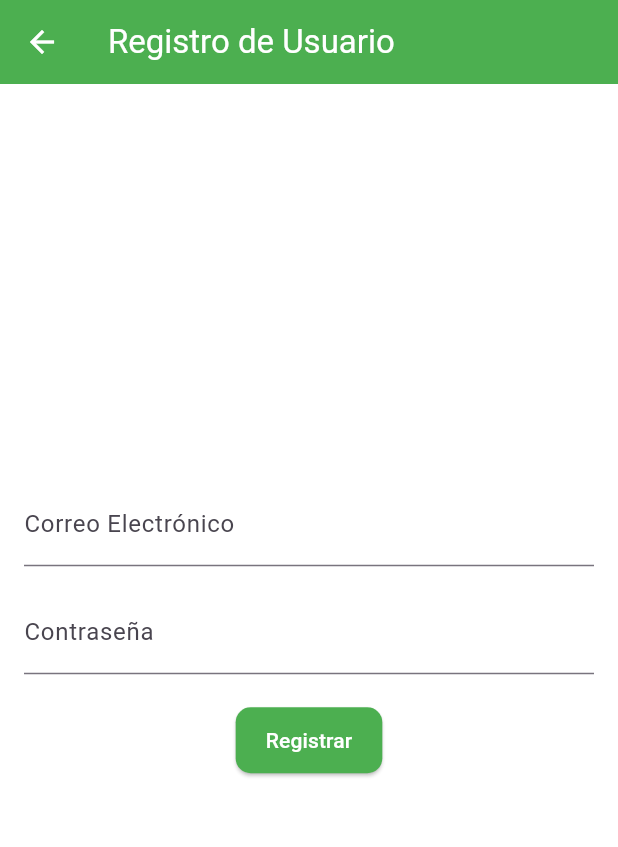
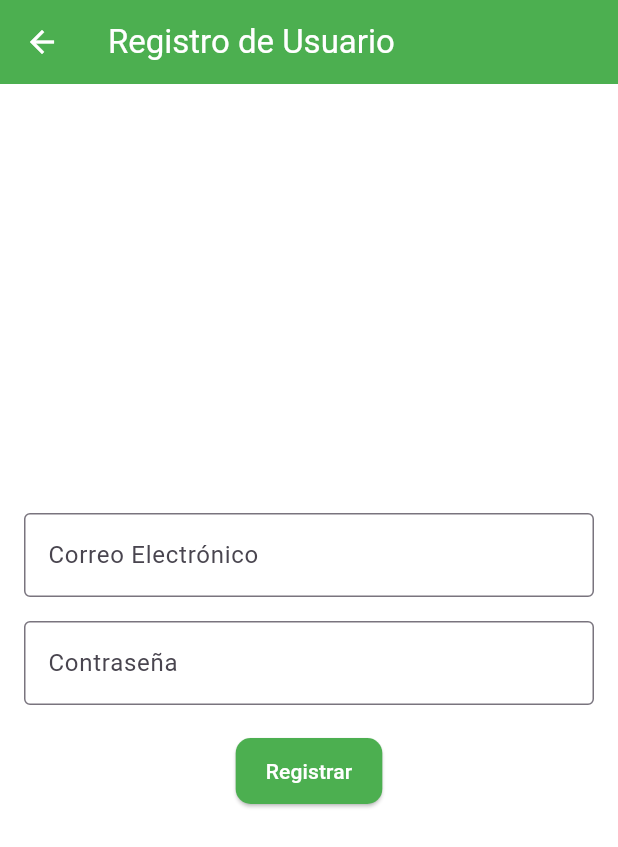
Before and after one commit to diegogj17/DiarioPersonal, a Flutter app: the screen it shows after launch, after a tap on "Registrarse", on a phone screen of 412 x 824 dp. Shown: the top 847 px of the screen. Run offline on Flutter 3.47's test engine with Material 3 defaults, Android fonts, the phone set to English and light mode, and no system bars; our stand-ins replace firebase_auth, firebase_core, sqflite, sqflite_common_ffi; accounts and stored records are empty.

Commit message:
main y register cambio de estilo

```diff
--- a/lib/main.dart
+++ b/lib/main.dart
@@ -7,7 +7,6 @@ import 'login.dart';
 import 'register.dart';
 
 void main() async {
-  // Initialize FFI
   sqfliteFfiInit();
   databaseFactory = databaseFactoryFfi;
 
@@ -24,16 +23,16 @@ class MyApp extends StatelessWidget {
     return MaterialApp(
       debugShowCheckedModeBanner: false,
       theme: ThemeData(
-        primaryColor: Colors.green, // Color principal
-        scaffoldBackgroundColor: Colors.white, // Fondo de la app
+        primaryColor: Colors.green,
+        scaffoldBackgroundColor: Colors.white,
         appBarTheme: AppBarTheme(
-          backgroundColor: Colors.green, // Color del AppBar
-          foregroundColor: Colors.white, // Color del texto en el AppBar
+          backgroundColor: Colors.green,
+          foregroundColor: Colors.white,
         ),
         elevatedButtonTheme: ElevatedButtonThemeData(
           style: ElevatedButton.styleFrom(
-            backgroundColor: Colors.green, // Color de los botones
-            foregroundColor: Colors.white, // Color del texto en botones
+            backgroundColor: Colors.green,
+            foregroundColor: Colors.white,
             padding: EdgeInsets.symmetric(horizontal: 20, vertical: 12),
             shape: RoundedRectangleBorder(
               borderRadius: BorderRadius.circular(10),
@@ -50,35 +49,24 @@ class MainScreen extends StatelessWidget {
   @override
   Widget build(BuildContext context) {
     return Scaffold(
-      appBar: AppBar(
-        title: const Text("Bienvenido a tu Diario Personal"),
-      ),
+      appBar: AppBar(title: const Text("Bienvenido a tu Diario Personal")),
       body: Center(
         child: Column(
           mainAxisAlignment: MainAxisAlignment.center,
           children: [
-            Image.asset(
-              'assets/images/logo.png',
-              width: 150,
-            ),
+            Image.asset('assets/images/logo.png', width: 150),
             SizedBox(height: 20),
             ElevatedButton(
-              onPressed: () {
-                Navigator.push(
-                  context,
-                  MaterialPageRoute(builder: (context) => LoginScreen()),
-                );
-              },
+              onPressed: () => Navigator.push(
+                context, MaterialPageRoute(builder: (context) => LoginScreen()),
+              ),
               child: const Text("Iniciar Sesión"),
             ),
             SizedBox(height: 20),
             ElevatedButton(
-              onPressed: () {
-                Navigator.push(
-                  context,
-                  MaterialPageRoute(builder: (context) => RegisterScreen()),
-                );
-              },
+              onPressed: () => Navigator.push(
+                context, MaterialPageRoute(builder: (context) => RegisterScreen()),
+              ),
               child: const Text("Registrarse"),
             ),
           ],
--- a/lib/register.dart
+++ b/lib/register.dart
@@ -1,7 +1,5 @@
 import 'package:flutter/material.dart';
-import 'package:firebase_core/firebase_core.dart';
 import 'package:firebase_auth/firebase_auth.dart';
-import 'firebase_options.dart';
 import 'info.dart';
 
 class RegisterScreen extends StatefulWidget {
@@ -13,27 +11,42 @@ class _RegisterScreenState extends State<RegisterScreen> {
   final _emailController = TextEditingController();
   final _passwordController = TextEditingController();
   final _formKey = GlobalKey<FormState>();
-  String _message = '';
+  bool _isLoading = false;
+  String? _errorMessage;
 
   Future<void> _register() async {
     if (_formKey.currentState!.validate()) {
+      setState(() {
+        _isLoading = true;
+        _errorMessage = null;
+      });
+
       try {
         final userCredential =
-            await FirebaseAuth.instance.createUserWithEmailAndPassword(
+        await FirebaseAuth.instance.createUserWithEmailAndPassword(
           email: _emailController.text.trim(),
           password: _passwordController.text.trim(),
         );
-        // Redirigir al archivo info.dart
+
         Navigator.pushReplacement(
           context,
           MaterialPageRoute(
-            builder: (context) =>
-                InfoScreen(email: userCredential.user!.email!),
+            builder: (context) => InfoScreen(email: userCredential.user!.email!),
           ),
         );
-      } catch (e) {
+      } on FirebaseAuthException catch (e) {
         setState(() {
-          _message = 'Error al registrar usuario: $e';
+          if (e.code == 'email-already-in-use') {
+            _errorMessage = 'Este correo ya está registrado.';
+          } else if (e.code == 'weak-password') {
+            _errorMessage = 'La contraseña es demasiado débil.';
+          } else {
+            _errorMessage = 'Error: ${e.message}';
+          }
+        });
+      } finally {
+        setState(() {
+          _isLoading = false;
         });
       }
     }
@@ -42,9 +55,7 @@ class _RegisterScreenState extends State<RegisterScreen> {
   @override
   Widget build(BuildContext context) {
     return Scaffold(
-      appBar: AppBar(
-        title: Text("Registro de Usuario"),
-      ),
+      appBar: AppBar(title: Text("Registro de Usuario")),
       body: Padding(
         padding: const EdgeInsets.all(16.0),
         child: Form(
@@ -54,15 +65,17 @@ class _RegisterScreenState extends State<RegisterScreen> {
             children: [
               TextFormField(
                 controller: _emailController,
-                decoration: InputDecoration(labelText: "Correo Electrónico"),
+                decoration: InputDecoration(
+                  labelText: "Correo Electrónico",
+                  border: OutlineInputBorder(),
+                ),
                 keyboardType: TextInputType.emailAddress,
                 validator: (value) {
                   if (value == null || value.isEmpty) {
-                    return "Por favor, ingresa un correo electrónico.";
-                  } else if (!RegExp(
-                          r"^[a-zA-Z0-9.a-zA-Z0-9._%-]+@[a-zA-Z0-9.-]+\.[a-zA-Z]{2,4}$")
-                      .hasMatch(value)) {
-                    return "Ingresa un correo electrónico válido.";
+                    return "Por favor, ingresa un correo.";
+                  }
+                  if (!RegExp(r"^[^@]+@[^@]+\.[^@]+").hasMatch(value)) {
+                    return "Ingresa un correo válido.";
                   }
                   return null;
                 },
@@ -70,28 +83,35 @@ class _RegisterScreenState extends State<RegisterScreen> {
               SizedBox(height: 16),
               TextFormField(
                 controller: _passwordController,
-                decoration: InputDecoration(labelText: "Contraseña"),
+                decoration: InputDecoration(
+                  labelText: "Contraseña",
+                  border: OutlineInputBorder(),
+                ),
                 obscureText: true,
                 validator: (value) {
                   if (value == null || value.isEmpty) {
                     return "Por favor, ingresa una contraseña.";
-                  } else if (value.length < 6) {
+                  }
+                  if (value.length < 6) {
                     return "La contraseña debe tener al menos 6 caracteres.";
                   }
                   return null;
                 },
               ),
               SizedBox(height: 20),
-              ElevatedButton(
+              _isLoading
+                  ? CircularProgressIndicator()
+                  : ElevatedButton(
                 onPressed: _register,
                 child: Text("Registrar"),
               ),
-              SizedBox(height: 20),
-              Text(
-                _message,
-                style: TextStyle(color: Colors.green),
-                textAlign: TextAlign.center,
-              ),
+              if (_errorMessage != null) ...[
+                SizedBox(height: 10),
+                Text(
+                  _errorMessage!,
+                  style: TextStyle(color: Colors.red),
+                ),
+              ],
             ],
           ),
         ),
```
